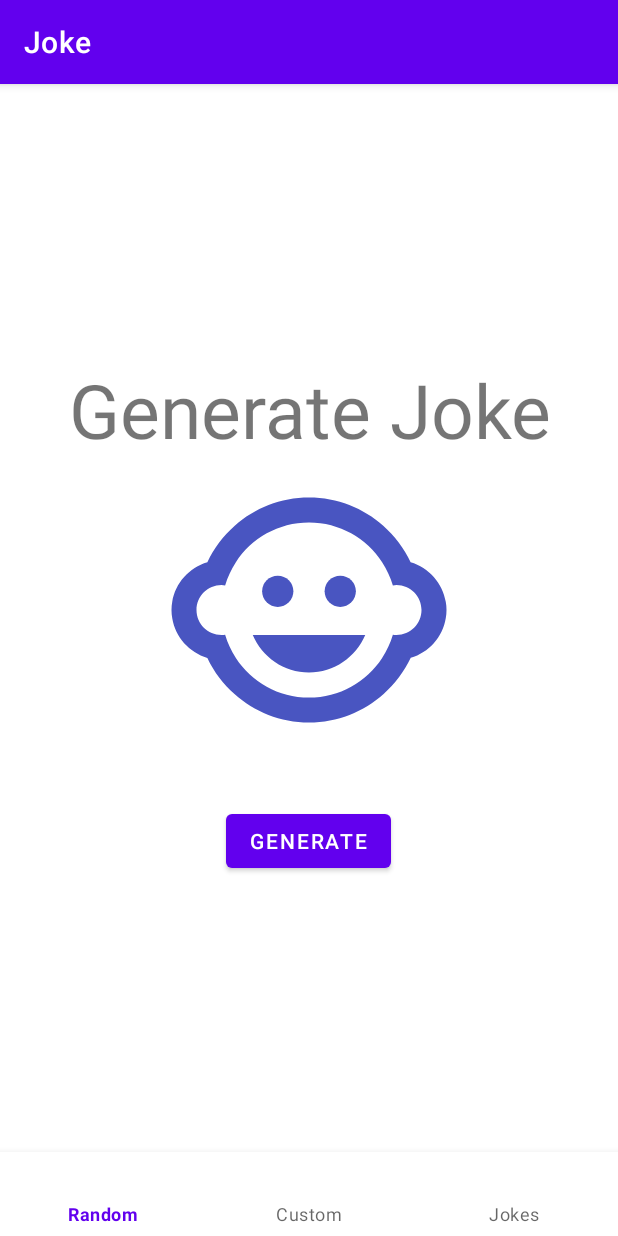
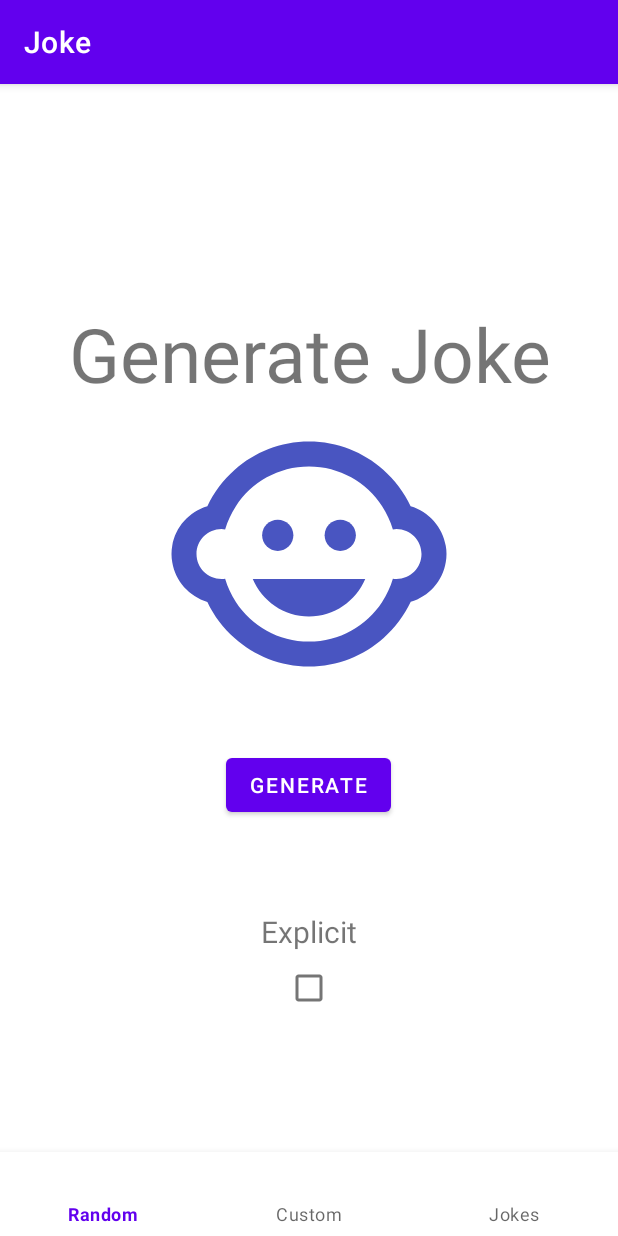
Before and after one commit to paisadallas/Joke, an Android app: the screen it shows after launch (MainActivity), on a phone screen of 412 x 824 dp. Run offline under Robolectric (Android 15) with nearby library versions, the phone set to English and light mode, and no system bars; our stand-ins replace Room's generated code, navigation-ui.

Commit message:
created AdapterJoke.kt

```diff
--- a/app/src/main/AndroidManifest.xml
+++ b/app/src/main/AndroidManifest.xml
@@ -14,6 +14,7 @@
         android:usesCleartextTraffic="true">
         <activity
             android:name=".MainActivity"
+
             android:exported="true">
             <intent-filter>
                 <action android:name="android.intent.action.MAIN" />
--- a/app/src/main/java/com/john/joke/MainActivity.kt
+++ b/app/src/main/java/com/john/joke/MainActivity.kt
@@ -15,6 +15,7 @@ class MainActivity : AppCompatActivity() {
         super.onCreate(savedInstanceState)
         setContentView(binding.root)
 
+
         val navHostFragment =
             supportFragmentManager.findFragmentById(R.id.fragmentContainerView) as NavHostFragment
         val navController = navHostFragment.navController
--- a/app/src/main/java/com/john/joke/res/JokeAPI.kt
+++ b/app/src/main/java/com/john/joke/res/JokeAPI.kt
@@ -1,6 +1,8 @@
 package com.john.joke.res
 
 import com.john.joke.model.Joke
+import com.john.joke.model.JokeList
+import com.john.joke.model.Value
 import retrofit2.Response
 import retrofit2.http.GET
 import retrofit2.http.Path
@@ -21,12 +23,21 @@ interface JokeAPI {
         @Query("lastName") lastName:String
     ):Response<Joke>
 
+    @GET(ALL_JOKE)
+    suspend fun getAllJoke():Response<JokeList>
+
+   // http://api.icndb.com/jokes?exclude=[explicit]
+    @GET(ALL_JOKE)
+    suspend fun getNoExplicit(
+       @Query("exclude") exclude: List<String>
+    ): Response<JokeList>
 
 
     companion object{
 
         const val BASE_URL = "http://api.icndb.com/jokes/"
         private const val JOKE_PATH = "random"
-        private const val CUSTOM ="random"
+        private const val ALL_JOKE ="."
+
     }
 }
--- a/app/src/main/java/com/john/joke/view/BaseFragment.kt
+++ b/app/src/main/java/com/john/joke/view/BaseFragment.kt
@@ -1,10 +1,17 @@
 package com.john.joke.view
 
 import androidx.fragment.app.Fragment
+import com.john.joke.adapter.AdapterJoke
 import com.john.joke.viewmodel.JokeViewModel
 import org.koin.androidx.viewmodel.ext.android.sharedViewModel
 
 open class BaseFragment: Fragment() {
     protected val jokeViewModel: JokeViewModel by sharedViewModel()
 
+    protected val adapterJoke by lazy {
+        AdapterJoke()
+    }
+
+
+
 }
--- a/app/src/main/java/com/john/joke/view/CustomFragment.kt
+++ b/app/src/main/java/com/john/joke/view/CustomFragment.kt
@@ -31,6 +31,7 @@ class CustomFragment : BaseFragment() {
             readData()
         }
 
+        Log.d("CHECKED","CHEKED = ${jokeViewModel.explicit}")
 
         return binding.root
     }
--- a/app/src/main/res/layout/fragment_random.xml
+++ b/app/src/main/res/layout/fragment_random.xml
@@ -35,6 +35,17 @@
                 android:layout_marginBottom="@dimen/margin_top"
                 android:layout_marginTop="@dimen/margin_top_button"
                 android:text="@string/button_generate" />
+            <TextView
+                android:text="@string/Explicit"
+                android:textAlignment="center"
+                android:textSize="@dimen/explicit_text"
+                android:layout_width="match_parent"
+                android:layout_height="wrap_content"/>
+            <CheckBox
+                android:id="@+id/cb_explicit"
+                android:layout_gravity="center"
+                android:layout_width="wrap_content"
+                android:layout_height="wrap_content"/>
 
         </LinearLayout>
     </ScrollView>
--- a/app/src/main/res/values/dimens.xml
+++ b/app/src/main/res/values/dimens.xml
@@ -4,4 +4,6 @@
     <dimen name="margin_top">60dp</dimen>
     <dimen name="margin_top_button">30sp</dimen>
     <dimen name="margin_editext">20sp</dimen>
+    <dimen name="margin_card_view">5dp</dimen>
+    <dimen name="explicit_text">20sp</dimen>
 </resources>
--- a/app/src/main/res/values/strings.xml
+++ b/app/src/main/res/values/strings.xml
@@ -10,4 +10,5 @@
     <string name="jokes">Jokes</string>
     <string name="name">name</string>
     <string name="last_name">last name</string>
+    <string name="Explicit">Explicit</string>
 </resources>
```
Also changed, not shown: app/src/main/java/com/john/joke/adapter/AdapterJoke.kt (+4 -3 lines), app/src/main/java/com/john/joke/model/JokeList.kt (added, +11 -0 lines), app/src/main/java/com/john/joke/model/ValueList.kt (added, +13 -0 lines), app/src/main/java/com/john/joke/res/JokeRepository.kt (+10 -0 lines), app/src/main/java/com/john/joke/view/JokesFragment.kt (+44 -3 lines), app/src/main/java/com/john/joke/view/RandomFragment.kt (+16 -1 lines), app/src/main/java/com/john/joke/viewmodel/JokeViewModel.kt (+40 -2 lines), app/src/main/res/layout/item_joke.xml (+6 -14 lines).
